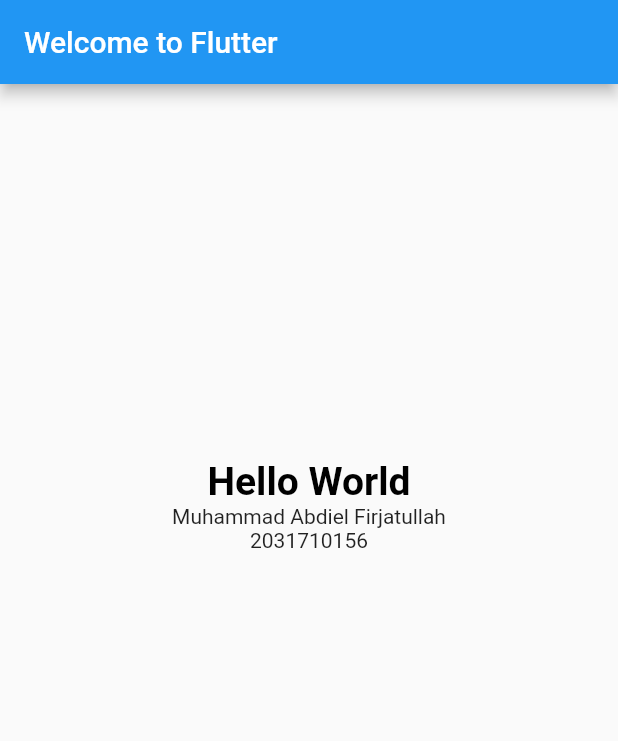
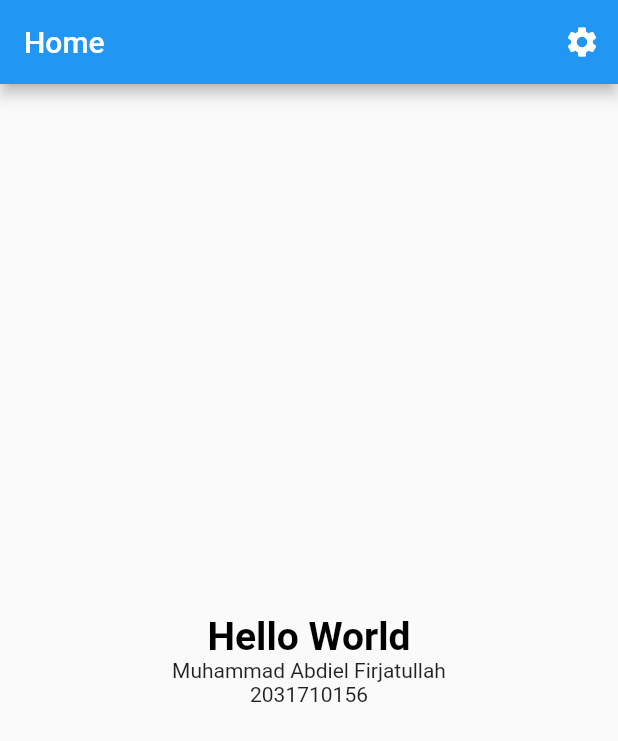
Before and after one commit to MuhammadAbdiel/01-hello-world-flutter, a Flutter app: the screen it shows after launch, on a phone screen of 412 x 824 dp. Shown: the top 741 px of the screen. Run offline on Flutter 3.47's test engine with Material 2 defaults, Android fonts, the phone set to English and light mode, and no system bars.

Commit message:
Memperbaiki layout yang awalnya menggunakan padding dan margin menjadi menggunakan flexbox yaitu Row dan Column, mengubah judul menjadi Home, dan menambahkan icon setting

```diff
--- a/lib/main.dart
+++ b/lib/main.dart
@@ -13,22 +13,30 @@ class MyApp extends StatelessWidget {
   Widget build(BuildContext context) {
     return MaterialApp(
       debugShowCheckedModeBanner: false,
-      title: 'Welcome to Flutter',
+      title: 'Flutter',
       home: Scaffold(
         appBar: AppBar(
-          title: const Text('Welcome to Flutter'),
+          title: const Text('Home'),
+          actions: <Widget>[
+            IconButton(
+              icon: const Icon(Icons.settings),
+              onPressed: () {},
+            ),
+          ],
         ),
         body: Center(
-          child: Container(
-            margin:
-                const EdgeInsets.only(bottom: 0, top: 250, left: 0, right: 0),
-            child: Column(
-              children: <Widget>[
-                Text('Hello World', style: title),
-                const Text('Muhammad Abdiel Firjatullah'),
-                const Text('2031710156'),
-              ],
-            ),
+          child: Row(
+            mainAxisAlignment: MainAxisAlignment.center,
+            children: <Widget>[
+              Column(
+                mainAxisAlignment: MainAxisAlignment.center,
+                children: <Widget>[
+                  Text('Hello World', style: title),
+                  const Text('Muhammad Abdiel Firjatullah'),
+                  const Text('2031710156'),
+                ],
+              )
+            ],
           ),
         ),
       ),
```
